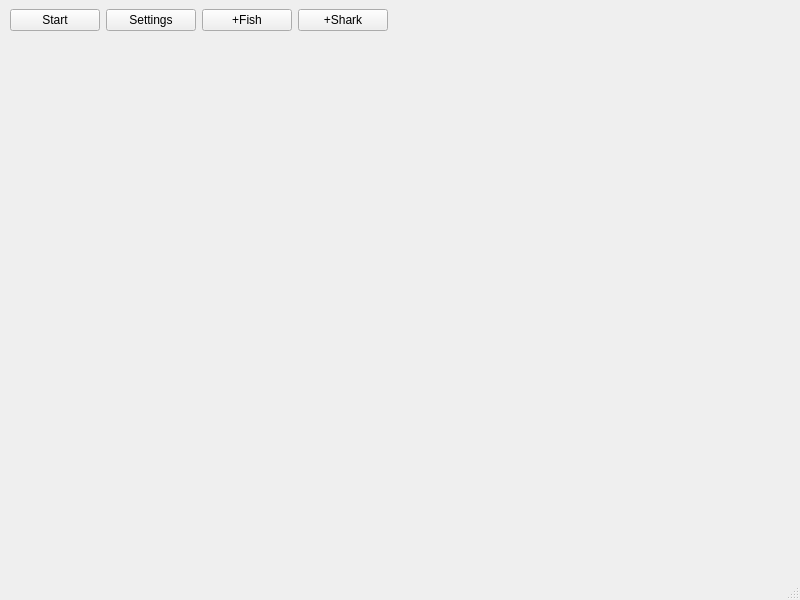
Qt form mainwindow.ui (LuisMSuarez/GameOfLife) before a commit.
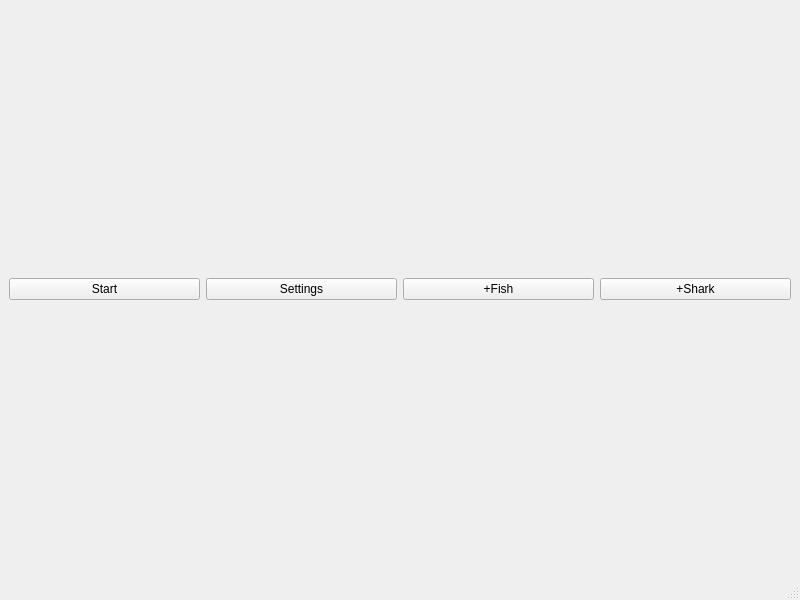
The same form after that commit.

What changed in the file:
```diff
--- a/mainwindow.ui
+++ b/mainwindow.ui
@@ -14,40 +14,21 @@
    <string>MainWindow</string>
   </property>
   <widget class="QWidget" name="centralwidget">
+   <property name="enabled">
+    <bool>true</bool>
+   </property>
    <property name="sizePolicy">
     <sizepolicy hsizetype="Fixed" vsizetype="Fixed">
      <horstretch>0</horstretch>
      <verstretch>0</verstretch>
     </sizepolicy>
    </property>
-   <widget class="QWidget" name="gridLayoutWidget">
-    <property name="geometry">
-     <rect>
-      <x>10</x>
-      <y>50</y>
-      <width>781</width>
-      <height>481</height>
-     </rect>
-    </property>
-    <layout class="QGridLayout" name="gridLayout">
-     <property name="bottomMargin">
-      <number>0</number>
-     </property>
-     <property name="spacing">
-      <number>0</number>
-     </property>
-    </layout>
-   </widget>
-   <widget class="QWidget" name="formLayoutWidget">
-    <property name="geometry">
-     <rect>
-      <x>10</x>
-      <y>0</y>
-      <width>378</width>
-      <height>40</height>
-     </rect>
-    </property>
+   <layout class="QVBoxLayout" name="verticalLayout">
+    <item>
     <layout class="QHBoxLayout" name="horizontalLayout">
+      <property name="spacing">
+       <number>6</number>
+      </property>
      <item>
       <widget class="QPushButton" name="pushButtonStartPause">
        <property name="text">
@@ -77,7 +58,18 @@
       </widget>
      </item>
     </layout>
-   </widget>
+    </item>
+    <item>
+     <layout class="QGridLayout" name="gridLayout">
+      <property name="bottomMargin">
+       <number>0</number>
+      </property>
+      <property name="spacing">
+       <number>0</number>
+      </property>
+     </layout>
+    </item>
+   </layout>
   </widget>
   <widget class="QMenuBar" name="menubar">
    <property name="geometry">
```
Lines whose indentation alone changed are shown as unchanged.
